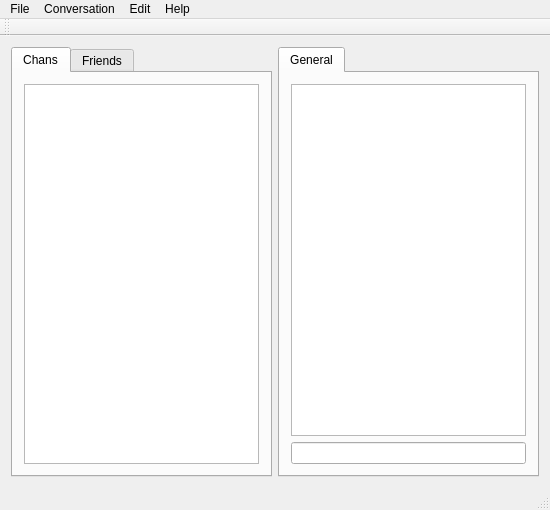
Before: the Qt Designer form src/client/gui/mainwindow.ui in sush/Live-Jamming, drawn with Qt 5.
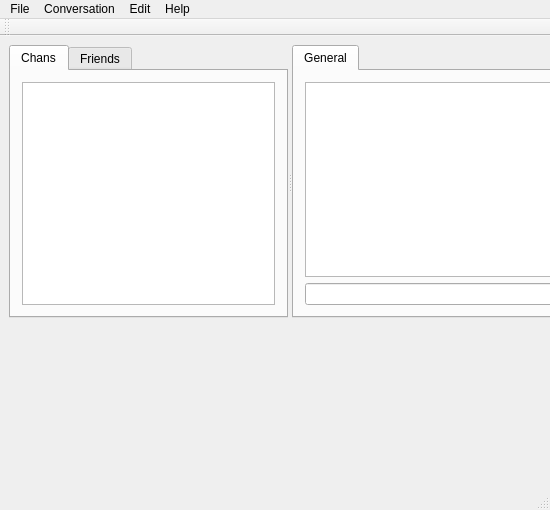
After: the same form once the commit is applied.

Patch:
```diff
--- a/src/client/gui/mainwindow.ui
+++ b/src/client/gui/mainwindow.ui
@@ -14,8 +14,18 @@
    <string>MainWindow</string>
   </property>
   <widget class="QWidget" name="centralWidget">
-   <layout class="QHBoxLayout" name="horizontalLayout">
-    <item>
+   <widget class="QSplitter" name="splitter">
+    <property name="geometry">
+     <rect>
+      <x>9</x>
+      <y>9</y>
+      <width>562</width>
+      <height>273</height>
+     </rect>
+    </property>
+    <property name="orientation">
+     <enum>Qt::Horizontal</enum>
+    </property>
      <widget class="QTabWidget" name="listsTab">
       <property name="currentIndex">
        <number>0</number>
@@ -73,8 +83,6 @@
        </layout>
       </widget>
      </widget>
-    </item>
-    <item>
      <widget class="QTabWidget" name="convsTab">
       <property name="currentIndex">
        <number>0</number>
@@ -93,8 +101,7 @@
        </layout>
       </widget>
      </widget>
-    </item>
-   </layout>
+   </widget>
   </widget>
   <widget class="QMenuBar" name="menuBar">
    <property name="geometry">
```
Left out of the diff: 3 changed lines with no effect on the pictures. Lines whose indentation alone changed are shown as unchanged.
